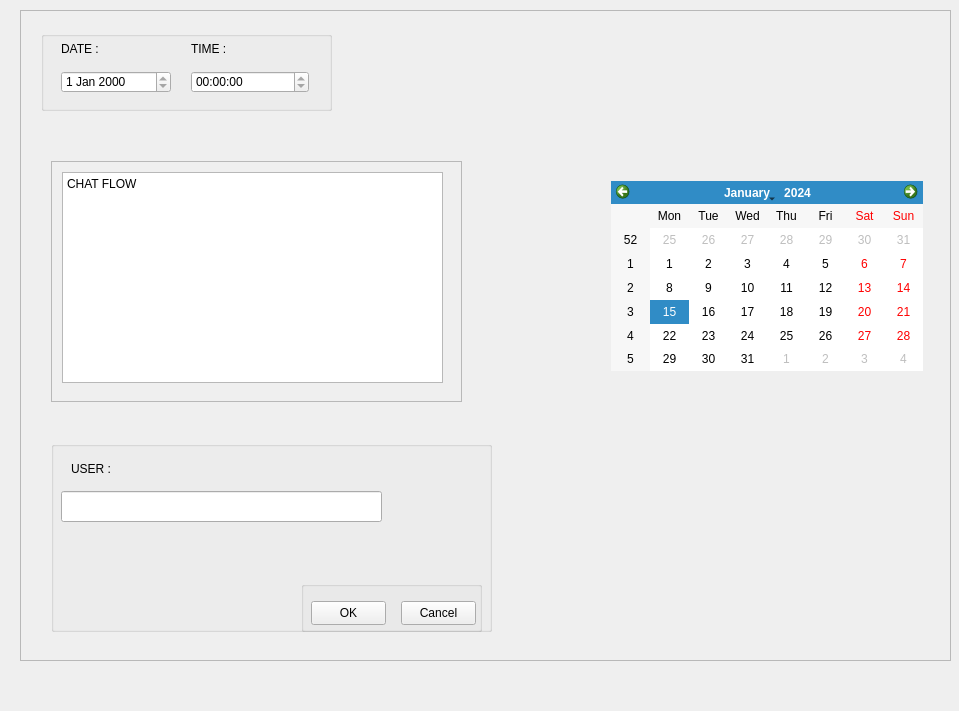
Qt form Socket_Programming-master/interface.ui (b2210356037/Socket_Programming-master) before a commit.
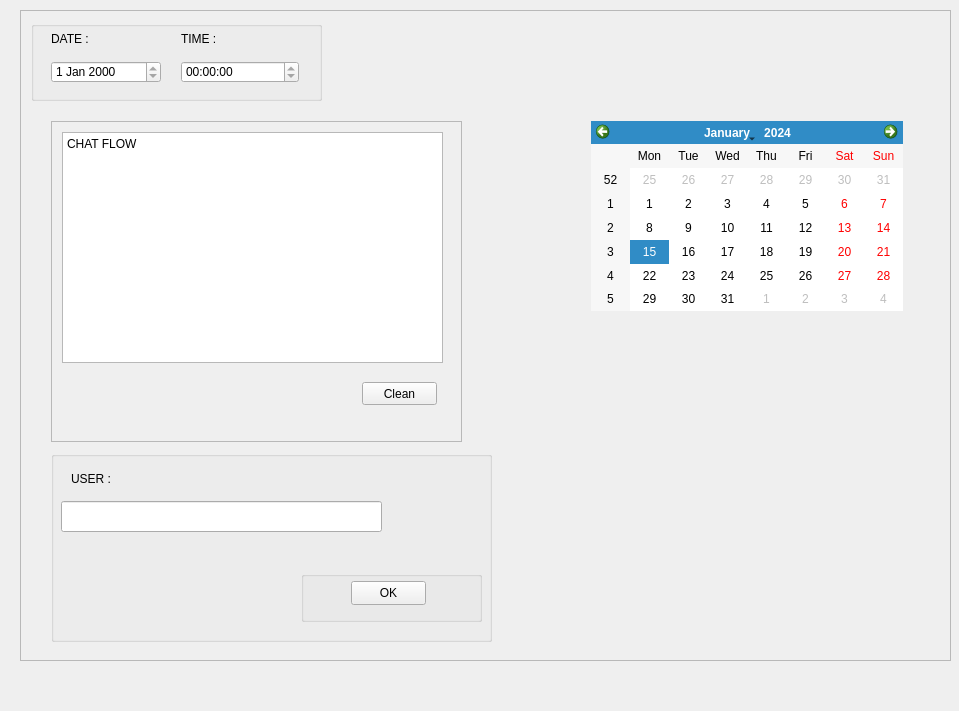
The same form after that commit. Icons and pictures are not drawn.

Patch:
```diff
--- a/Socket_Programming-master/interface.ui
+++ b/Socket_Programming-master/interface.ui
@@ -38,7 +38,7 @@
      <property name="geometry">
       <rect>
        <x>30</x>
-       <y>430</y>
+       <y>440</y>
        <width>441</width>
        <height>191</height>
       </rect>
@@ -76,7 +76,7 @@
       <property name="geometry">
        <rect>
         <x>250</x>
-        <y>140</y>
+        <y>120</y>
         <width>181</width>
         <height>51</height>
        </rect>
@@ -87,8 +87,8 @@
       <widget class="QPushButton" name="pushButton">
        <property name="geometry">
         <rect>
-         <x>10</x>
-         <y>20</y>
+         <x>50</x>
+         <y>10</y>
          <width>75</width>
          <height>24</height>
         </rect>
@@ -96,18 +96,8 @@
        <property name="text">
         <string>OK</string>
        </property>
-      </widget>
-      <widget class="QPushButton" name="pushButton_2">
-       <property name="geometry">
-        <rect>
-         <x>100</x>
-         <y>20</y>
-         <width>75</width>
-         <height>24</height>
-        </rect>
-       </property>
-       <property name="text">
-        <string>Cancel</string>
+       <property name="icon">
+        <iconset theme="ok"/>
        </property>
       </widget>
      </widget>
@@ -115,8 +105,8 @@
     <widget class="QGroupBox" name="groupBox_2">
      <property name="geometry">
       <rect>
-       <x>20</x>
-       <y>20</y>
+       <x>10</x>
+       <y>10</y>
        <width>291</width>
        <height>80</height>
       </rect>
@@ -192,8 +182,8 @@
     <widget class="QCalendarWidget" name="calendarWidget">
      <property name="geometry">
       <rect>
-       <x>590</x>
-       <y>170</y>
+       <x>570</x>
+       <y>110</y>
        <width>312</width>
        <height>190</height>
       </rect>
@@ -219,9 +209,9 @@
      <property name="geometry">
       <rect>
        <x>30</x>
-       <y>150</y>
+       <y>110</y>
        <width>411</width>
-       <height>241</height>
+       <height>321</height>
       </rect>
      </property>
      <property name="widgetResizable">
@@ -233,7 +223,7 @@
         <x>0</x>
         <y>0</y>
         <width>409</width>
-        <height>239</height>
+        <height>319</height>
        </rect>
       </property>
       <widget class="QTextEdit" name="textEdit">
@@ -242,7 +232,7 @@
          <x>10</x>
          <y>10</y>
          <width>381</width>
-         <height>211</height>
+         <height>231</height>
         </rect>
        </property>
        <property name="readOnly">
@@ -256,6 +246,19 @@
 &lt;p style=&quot; margin-top:0px; margin-bottom:0px; margin-left:0px; margin-right:0px; -qt-block-indent:0; text-indent:0px;&quot;&gt;&lt;span style=&quot; font-family:'Segoe UI'; font-size:9pt;&quot;&gt;CHAT FLOW&lt;/span&gt;&lt;/p&gt;&lt;/body&gt;&lt;/html&gt;</string>
        </property>
       </widget>
+      <widget class="QPushButton" name="pushButton_3">
+       <property name="geometry">
+        <rect>
+         <x>310</x>
+         <y>260</y>
+         <width>75</width>
+         <height>23</height>
+        </rect>
+       </property>
+       <property name="text">
+        <string>Clean</string>
+       </property>
+      </widget>
      </widget>
     </widget>
    </widget>
```
